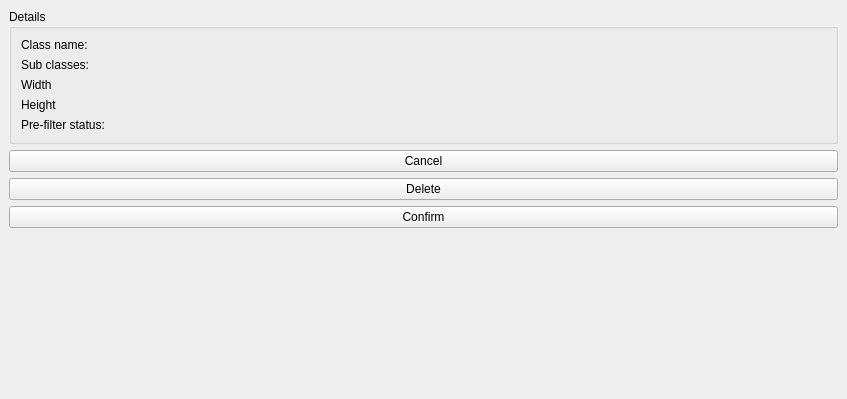
Old version of the form editview.ui in the repository 3d4pi/yafdb-validator.
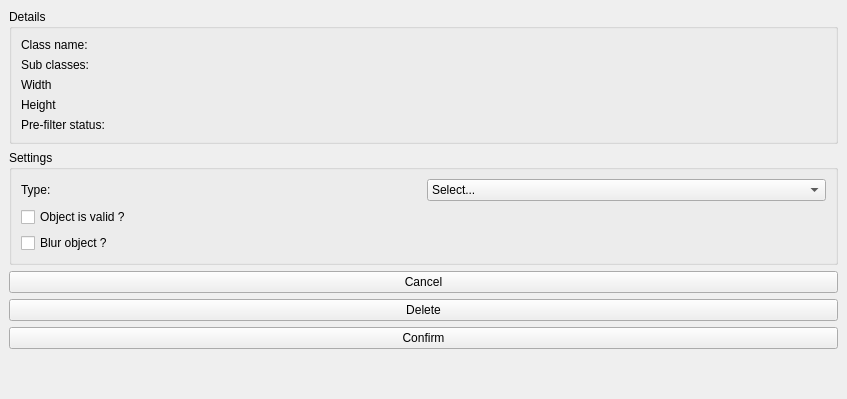
New version of the form. Icons and pictures are not drawn.

The edit to the form file:
```diff
--- a/editview.ui
+++ b/editview.ui
@@ -20,7 +20,7 @@
     </item>
     <item row="0" column="1">
      <layout class="QGridLayout" name="controlsLayout">
-      <item row="6" column="0">
+      <item row="7" column="0">
        <spacer name="verticalSpacer">
         <property name="orientation">
          <enum>Qt::Vertical</enum>
@@ -33,20 +33,13 @@
         </property>
        </spacer>
       </item>
-      <item row="3" column="0">
+      <item row="4" column="0">
        <widget class="QPushButton" name="deleteButton">
         <property name="text">
          <string>Delete</string>
         </property>
        </widget>
       </item>
-      <item row="1" column="0">
-       <widget class="QPushButton" name="cancelButton">
-        <property name="text">
-         <string>Cancel</string>
-        </property>
-       </widget>
-      </item>
       <item row="0" column="0">
        <widget class="QGroupBox" name="groupBox">
         <property name="title">
@@ -91,13 +84,86 @@
         </layout>
        </widget>
       </item>
-      <item row="4" column="0">
+      <item row="5" column="0">
        <widget class="QPushButton" name="confirmButton">
         <property name="text">
          <string>Confirm</string>
         </property>
        </widget>
       </item>
+      <item row="2" column="0">
+       <widget class="QPushButton" name="cancelButton">
+        <property name="text">
+         <string>Cancel</string>
+        </property>
+       </widget>
+      </item>
+      <item row="1" column="0">
+       <widget class="QGroupBox" name="groupBox_2">
+        <property name="title">
+         <string>Settings</string>
+        </property>
+        <layout class="QGridLayout" name="gridLayout_3">
+         <item row="0" column="0">
+          <widget class="QLabel" name="label">
+           <property name="text">
+            <string>Type: </string>
+           </property>
+          </widget>
+         </item>
+         <item row="1" column="0">
+          <widget class="QCheckBox" name="validCheckBox">
+           <property name="text">
+            <string>Object is valid ?</string>
+           </property>
+          </widget>
+         </item>
+         <item row="0" column="1">
+          <widget class="QComboBox" name="typeList">
+           <item>
+            <property name="text">
+             <string>Select...</string>
+            </property>
+           </item>
+           <item>
+            <property name="text">
+             <string>Face</string>
+            </property>
+            <property name="icon">
+             <iconset resource="resources.qrc">
+              <normaloff>:/resources/icons/Face.png</normaloff>:/resources/icons/Face.png</iconset>
+            </property>
+           </item>
+           <item>
+            <property name="text">
+             <string>NumberPlate</string>
+            </property>
+            <property name="icon">
+             <iconset resource="resources.qrc">
+              <normaloff>:/resources/icons/Plate.png</normaloff>:/resources/icons/Plate.png</iconset>
+            </property>
+           </item>
+           <item>
+            <property name="text">
+             <string>To Blur</string>
+            </property>
+            <property name="icon">
+             <iconset resource="resources.qrc">
+              <normaloff>:/resources/icons/Blur.png</normaloff>:/resources/icons/Blur.png</iconset>
+            </property>
+           </item>
+          </widget>
+         </item>
+         <item row="2" column="0">
+          <widget class="QCheckBox" name="blurCheckBox">
+           <property name="text">
+            <string>Blur object ?</string>
+           </property>
+          </widget>
+         </item>
+        </layout>
+       </widget>
+      </item>
      </layout>
     </item>
    </layout>
```
Left out of the diff: 4 changed lines with no effect on the pictures.
